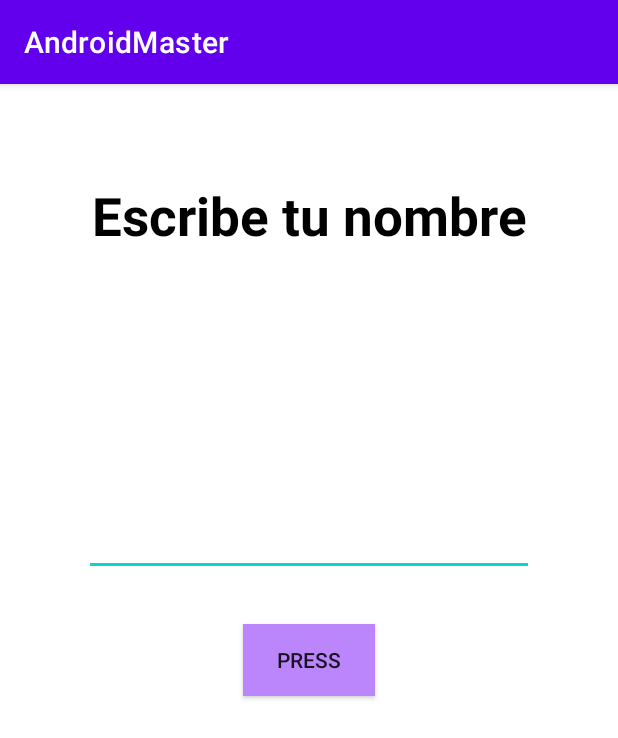
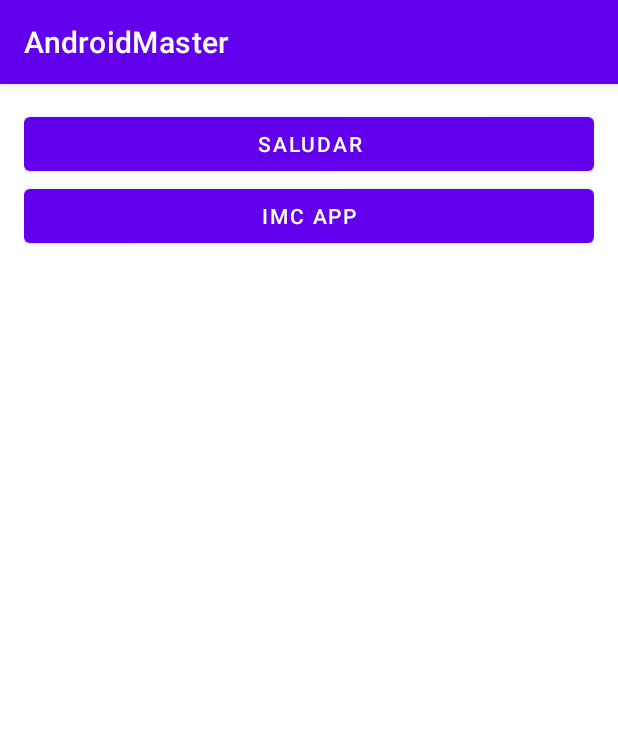
Before and after one commit to wmp84/AndroidMaster, an Android app: the screen it shows after launch (FirsAppActivity before the commit, MenuActivity after it), on a phone screen of 412 x 824 dp. Shown: the top 738 px of the screen. Run offline under Robolectric (Android 15) with nearby library versions, the phone set to English and light mode, and no system bars.

Commit message:
IMC parte 1

```diff
--- /dev/null
+++ b/app/src/main/java/com/example/androidmaster/MenuActivity.kt
@@ -0,0 +1,29 @@
+package com.example.androidmaster
+
+import android.content.Intent
+import androidx.appcompat.app.AppCompatActivity
+import android.os.Bundle
+import android.widget.Button
+import com.example.androidmaster.firstapp.FirsAppActivity
+import com.example.androidmaster.imccalculator.ImcCalculatorActivity
+
+class MenuActivity : AppCompatActivity() {
+    override fun onCreate(savedInstanceState: Bundle?) {
+        super.onCreate(savedInstanceState)
+        setContentView(R.layout.activity_menu)
+        val btnSaludar = findViewById<Button>(R.id.btnSaludar)
+        val btnImcApp = findViewById<Button>(R.id.btnIMCApp)
+        btnSaludar.setOnClickListener{navigateToSaludar()}
+        btnImcApp.setOnClickListener { navigateToImcApp() }
+    }
+
+    private fun navigateToImcApp() {
+        val intent = Intent(this,ImcCalculatorActivity::class.java)
+        startActivity(intent)
+    }
+
+    private fun navigateToSaludar(){
+        val intent = Intent(this,FirsAppActivity::class.java)
+        startActivity(intent)
+    }
+}
--- a/app/src/main/java/com/example/androidmaster/firstapp/ResultActivity.kt
+++ b/app/src/main/java/com/example/androidmaster/firstapp/ResultActivity.kt
@@ -11,6 +11,6 @@ class ResultActivity : AppCompatActivity() {
         setContentView(R.layout.activity_result)
         val tvResult = findViewById<TextView>(R.id.tvResult)
         val name: String = intent.extras?.getString("EXTRA_NAME").orEmpty()
-        tvResult.text = "Hello $name"
+        tvResult.text = "Hello $name desde D-Wild"
     }
 }
--- /dev/null
+++ b/app/src/main/res/layout/activity_menu.xml
@@ -0,0 +1,21 @@
+<?xml version="1.0" encoding="utf-8"?>
+<LinearLayout xmlns:android="http://schemas.android.com/apk/res/android"
+    xmlns:tools="http://schemas.android.com/tools"
+    android:layout_width="match_parent"
+    android:layout_height="match_parent"
+    android:layout_margin="16dp"
+    android:orientation="vertical"
+    tools:context=".MenuActivity">
+
+    <Button
+        android:id="@+id/btnSaludar"
+        android:layout_width="match_parent"
+        android:layout_height="wrap_content"
+        android:text="Saludar" />
+    <Button
+        android:id="@+id/btnIMCApp"
+        android:layout_width="match_parent"
+        android:layout_height="wrap_content"
+        android:text="IMC App" />
+
+</LinearLayout>
```
Also changed, not shown: app/src/main/AndroidManifest.xml (+8 -2 lines), app/src/main/java/com/example/androidmaster/imccalculator/ImcCalculatorActivity.kt (added, +12 -0 lines), app/src/main/res/drawable/ic_female.xml (added, +25 -0 lines), app/src/main/res/drawable/ic_male.xml (added, +9 -0 lines), app/src/main/res/layout/activity_imc_calculator.xml (added, +59 -0 lines), app/src/main/res/values/colors.xml (+7 -0 lines).
